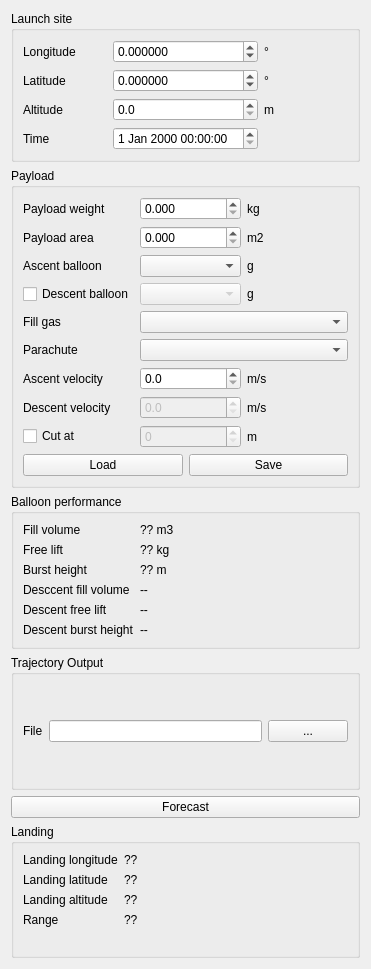
a-schneider-fmi/balloon-operator, file balloon_operator/gui_mainwidget.ui: the form before one commit.
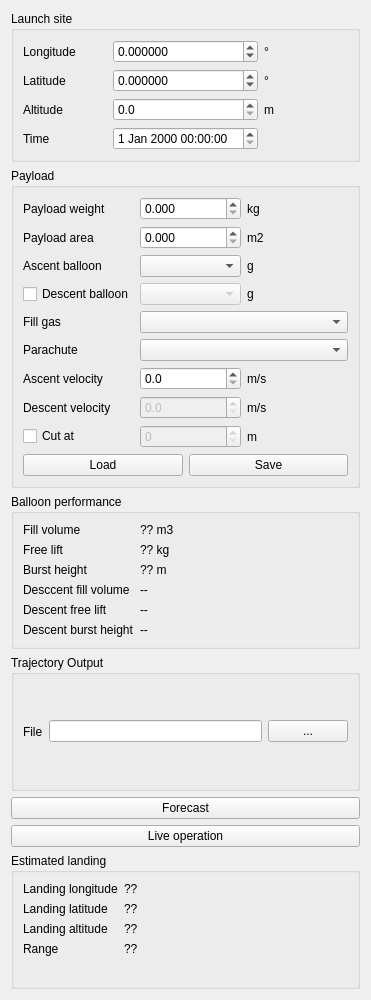
The form after the commit. Icons and pictures are not drawn.

Commit message: Added a graphical user interface for live operation (live forecast and cutting via IRIDIUM).

Patch:
```diff
--- a/balloon_operator/gui_mainwidget.ui
+++ b/balloon_operator/gui_mainwidget.ui
@@ -7,7 +7,7 @@
     <x>0</x>
     <y>0</y>
     <width>371</width>
-    <height>969</height>
+    <height>1000</height>
    </rect>
   </property>
   <property name="windowTitle">
@@ -488,10 +488,17 @@
      </property>
     </widget>
    </item>
+   <item>
+    <widget class="QPushButton" name="button_live_operation">
+     <property name="text">
+      <string>Live operation</string>
+     </property>
+    </widget>
+   </item>
    <item>
     <widget class="QGroupBox" name="group_result">
      <property name="title">
-      <string>Landing</string>
+      <string>Estimated landing</string>
      </property>
      <layout class="QFormLayout" name="formLayout">
       <item row="0" column="0">
```
Left out of the diff: 1 changed line with no effect on the pictures. The commit also changes 9 other files.
